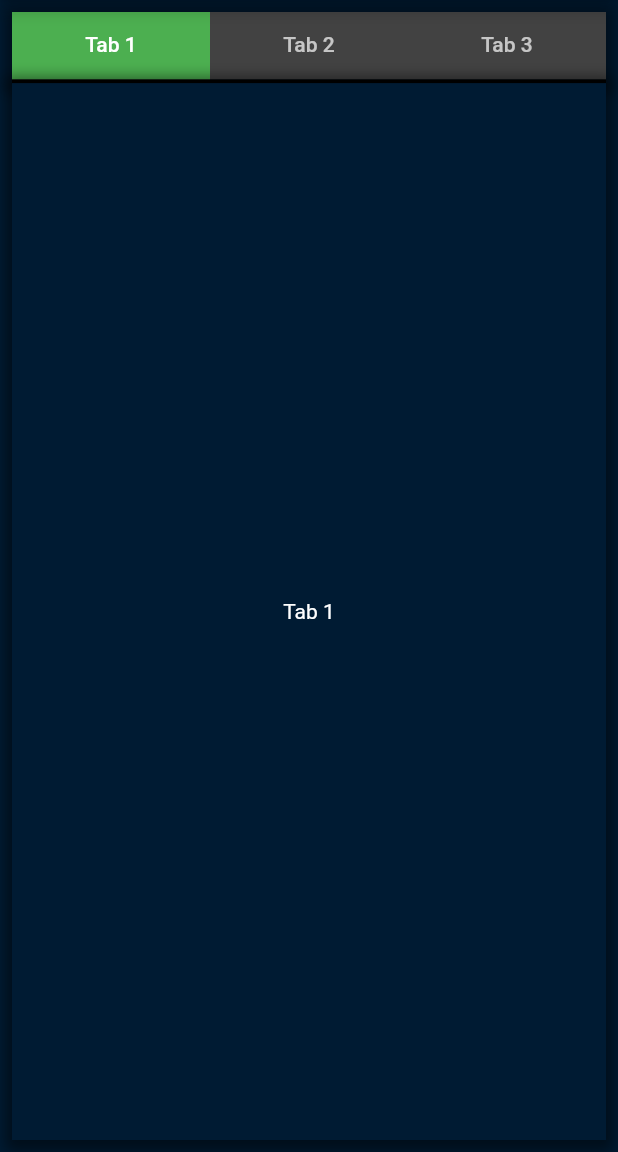
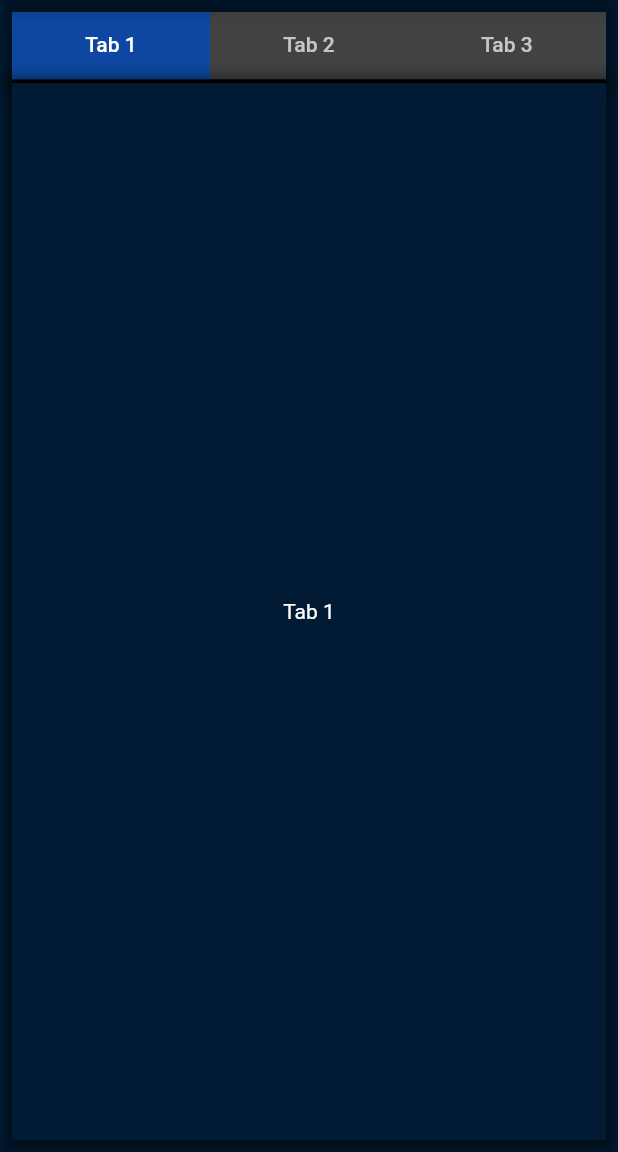
Before and after one commit to JosephLattisaw/save_and_restore, a Flutter app: the screen it shows after launch, on a phone screen of 412 x 824 dp, the part 84-1236 px from its top. Run offline on Flutter 3.47's test engine with Material 2 defaults, Android fonts, the phone set to English and light mode, and no system bars; our stand-ins replace flutter_hooks.

Commit message:
changed the indicator color to beautify the tabs some

```diff
--- a/controller/lib/tab_widget.dart
+++ b/controller/lib/tab_widget.dart
@@ -42,7 +42,7 @@ class TabWidget extends HookWidget {
           child: TabBar(
             tabs: tabs,
             indicator: BoxDecoration(
-              color: Colors.green,
+              color: Colors.blue.shade900,
             ),
             controller: tabController,
           ),
```
